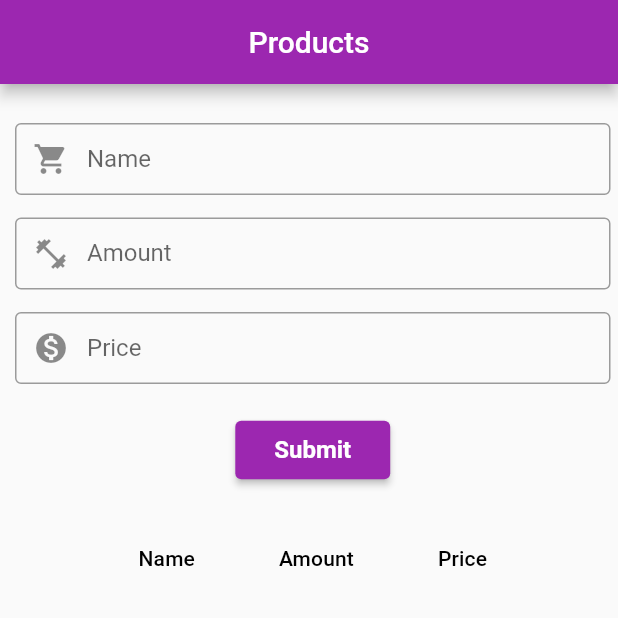
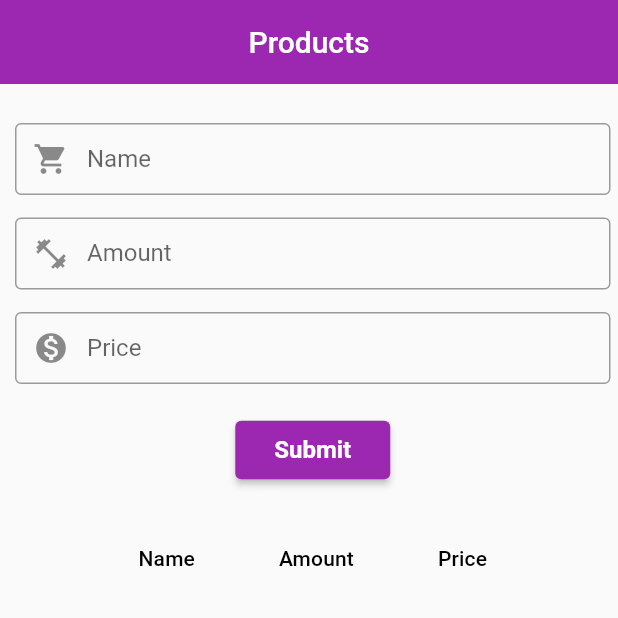
Before and after one commit to utwah-24/flutter_styling, a Flutter app: the Products screen opened directly, on a phone screen of 412 x 824 dp, the top half of it. Run offline on Flutter 3.47's test engine with Material 2 defaults, Android fonts, the phone set to English and light mode, and no system bars; our stand-ins replace image_picker, shared_preferences, sqflite; accounts and stored records are empty.

Commit message:
few changes

```diff
--- a/lib/main.dart
+++ b/lib/main.dart
@@ -4,14 +4,10 @@ import 'package:flutter/material.dart';
 
 import 'package:flutter_styling/database/database_create.dart';
 
-
 import 'package:flutter_styling/widgets/Login.dart';
 
 void main() {
   DatabaseHelperCreate.db();
-  // WidgetsFlutterBinding.ensureInitialized();
-  // SystemChrome.setPreferredOrientations(
-  //     [DeviceOrientation.portraitUp, DeviceOrientation.portraitDown]);
   runApp(MyApp());
 }
 
--- a/lib/widgets/custom_appbar.dart
+++ b/lib/widgets/custom_appbar.dart
@@ -17,7 +17,11 @@ class MyAppBar extends StatelessWidget implements PreferredSizeWidget {
   Widget build(BuildContext context) {
     return AppBar(
       automaticallyImplyLeading: false,
-      title: Text(title),
+      // backgroundColor: Colors.white,
+      elevation: 0,
+      title: Text(
+        title,
+      ),
       centerTitle: true,
       actions: <Widget>[
         userEmail != null
```
Also changed, not shown: lib/widgets/products.dart (+0 -27 lines), lib/widgets/chart.dart (line endings or trailing spaces).
